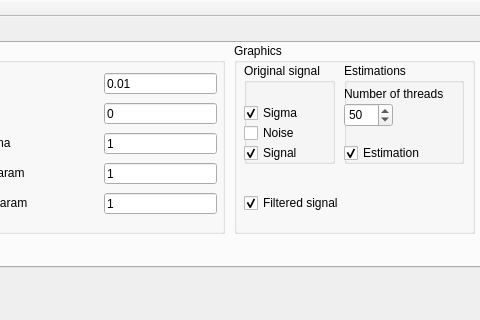
Qt form mainwindow.ui (ilyamisyura/filtrationcomplex) before a commit; both pictures show x 458 to 938 and y 0 to 320 of the 938 by 684 pixel window.
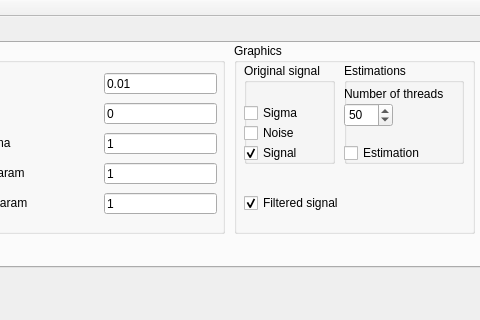
The same form after that commit. The open tabs and pages were chosen to show the change. Custom widgets are drawn as their Qt base class.

```diff
--- a/mainwindow.ui
+++ b/mainwindow.ui
@@ -556,7 +556,7 @@
          <string>Sigma</string>
         </property>
         <property name="checked">
-         <bool>true</bool>
+         <bool>false</bool>
         </property>
        </widget>
        <widget class="QCheckBox" name="signalNoiseCheckBox">
@@ -646,7 +646,7 @@
          <string>Estimation</string>
         </property>
         <property name="checked">
-         <bool>true</bool>
+         <bool>false</bool>
         </property>
        </widget>
       </widget>
```
Left out of the diff: 4 changed lines with no effect on the pictures.
